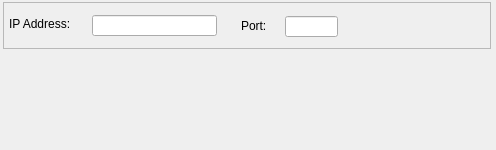
Qt form plugins/RTL2832SDRDevice/rtl2832sdrdevice.ui (oldscienceguy/PebbleSDR) before a commit.
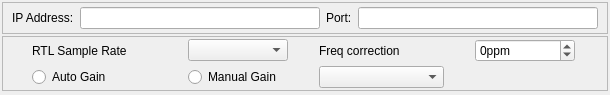
The same form after that commit.

Commit message:
RTL2832 plugin device options
rtlSampleRate, auto/man gain and gain settings, frequency correction.

Works with USB and TCP

The edit to the form file:
```diff
--- a/plugins/RTL2832SDRDevice/rtl2832sdrdevice.ui
+++ b/plugins/RTL2832SDRDevice/rtl2832sdrdevice.ui
@@ -6,75 +6,180 @@
    <rect>
     <x>0</x>
     <y>0</y>
-    <width>496</width>
-    <height>150</height>
+    <width>610</width>
+    <height>95</height>
    </rect>
   </property>
   <property name="windowTitle">
    <string>Form</string>
   </property>
-  <widget class="QFrame" name="tcpFrame">
-   <property name="geometry">
-    <rect>
-     <x>3</x>
-     <y>2</y>
-     <width>488</width>
-     <height>47</height>
-    </rect>
+  <layout class="QVBoxLayout" name="verticalLayout">
+   <property name="spacing">
+    <number>2</number>
    </property>
-   <property name="frameShape">
-    <enum>QFrame::StyledPanel</enum>
+   <property name="leftMargin">
+    <number>2</number>
    </property>
-   <property name="frameShadow">
-    <enum>QFrame::Raised</enum>
+   <property name="topMargin">
+    <number>2</number>
    </property>
-   <widget class="QLineEdit" name="port">
-    <property name="geometry">
-     <rect>
-      <x>282</x>
-      <y>14</y>
-      <width>53</width>
-      <height>21</height>
-     </rect>
-    </property>
-   </widget>
-   <widget class="QLabel" name="label_2">
-    <property name="geometry">
-     <rect>
-      <x>238</x>
-      <y>16</y>
-      <width>38</width>
-      <height>16</height>
-     </rect>
-    </property>
-    <property name="text">
-     <string>Port:</string>
-    </property>
-   </widget>
-   <widget class="QLineEdit" name="ipAddress">
-    <property name="geometry">
-     <rect>
-      <x>89</x>
-      <y>13</y>
-      <width>125</width>
-      <height>21</height>
-     </rect>
-    </property>
-   </widget>
-   <widget class="QLabel" name="label">
-    <property name="geometry">
-     <rect>
-      <x>6</x>
-      <y>14</y>
-      <width>78</width>
-      <height>16</height>
-     </rect>
-    </property>
-    <property name="text">
-     <string>IP Address:</string>
-    </property>
-   </widget>
-  </widget>
+   <property name="rightMargin">
+    <number>2</number>
+   </property>
+   <property name="bottomMargin">
+    <number>2</number>
+   </property>
+   <item>
+    <widget class="QFrame" name="tcpFrame">
+     <property name="frameShape">
+      <enum>QFrame::StyledPanel</enum>
+     </property>
+     <property name="frameShadow">
+      <enum>QFrame::Raised</enum>
+     </property>
+     <layout class="QHBoxLayout" name="horizontalLayout">
+      <property name="topMargin">
+       <number>4</number>
+      </property>
+      <property name="bottomMargin">
+       <number>4</number>
+      </property>
+      <item>
+       <widget class="QLabel" name="label">
+        <property name="text">
+         <string>IP Address:</string>
+        </property>
+       </widget>
+      </item>
+      <item>
+       <widget class="QLineEdit" name="ipAddress"/>
+      </item>
+      <item>
+       <widget class="QLabel" name="label_2">
+        <property name="text">
+         <string>Port:</string>
+        </property>
+       </widget>
+      </item>
+      <item>
+       <widget class="QLineEdit" name="port"/>
+      </item>
+     </layout>
+    </widget>
+   </item>
+   <item>
+    <widget class="QFrame" name="rtlFrame">
+     <property name="frameShape">
+      <enum>QFrame::StyledPanel</enum>
+     </property>
+     <property name="frameShadow">
+      <enum>QFrame::Raised</enum>
+     </property>
+     <layout class="QGridLayout" name="gridLayout">
+      <property name="leftMargin">
+       <number>2</number>
+      </property>
+      <property name="topMargin">
+       <number>2</number>
+      </property>
+      <property name="rightMargin">
+       <number>2</number>
+      </property>
+      <property name="bottomMargin">
+       <number>2</number>
+      </property>
+      <property name="spacing">
+       <number>4</number>
+      </property>
+      <item row="0" column="0">
+       <widget class="QLabel" name="label_3">
+        <property name="maximumSize">
+         <size>
+          <width>125</width>
+          <height>16777215</height>
+         </size>
+        </property>
+        <property name="text">
+         <string>RTL Sample Rate</string>
+        </property>
+       </widget>
+      </item>
+      <item row="0" column="1">
+       <widget class="QComboBox" name="sampleRateSelector">
+        <property name="maximumSize">
+         <size>
+          <width>100</width>
+          <height>16777215</height>
+         </size>
+        </property>
+       </widget>
+      </item>
+      <item row="0" column="2">
+       <widget class="QLabel" name="label_4">
+        <property name="maximumSize">
+         <size>
+          <width>125</width>
+          <height>16777215</height>
+         </size>
+        </property>
+        <property name="text">
+         <string>Freq correction</string>
+        </property>
+       </widget>
+      </item>
+      <item row="0" column="3">
+       <widget class="QSpinBox" name="frequencyCorrectionEdit">
+        <property name="maximumSize">
+         <size>
+          <width>100</width>
+          <height>16777215</height>
+         </size>
+        </property>
+        <property name="suffix">
+         <string>ppm</string>
+        </property>
+        <property name="minimum">
+         <number>-500</number>
+        </property>
+        <property name="maximum">
+         <number>500</number>
+        </property>
+       </widget>
+      </item>
+      <item row="1" column="0">
+       <widget class="QRadioButton" name="autoGainButton">
+        <property name="text">
+         <string>Auto Gain</string>
+        </property>
+       </widget>
+      </item>
+      <item row="1" column="1">
+       <widget class="QRadioButton" name="manualGainButton">
+        <property name="text">
+         <string>Manual Gain</string>
+        </property>
+       </widget>
+      </item>
+      <item row="1" column="2">
+       <widget class="QComboBox" name="manualGainSelector"/>
+      </item>
+     </layout>
+    </widget>
+   </item>
+   <item>
+    <spacer name="verticalSpacer">
+     <property name="orientation">
+      <enum>Qt::Vertical</enum>
+     </property>
+     <property name="sizeHint" stdset="0">
+      <size>
+       <width>20</width>
+       <height>40</height>
+      </size>
+     </property>
+    </spacer>
+   </item>
+  </layout>
  </widget>
  <resources/>
  <connections/>
```
The commit also changes 2 other files.
